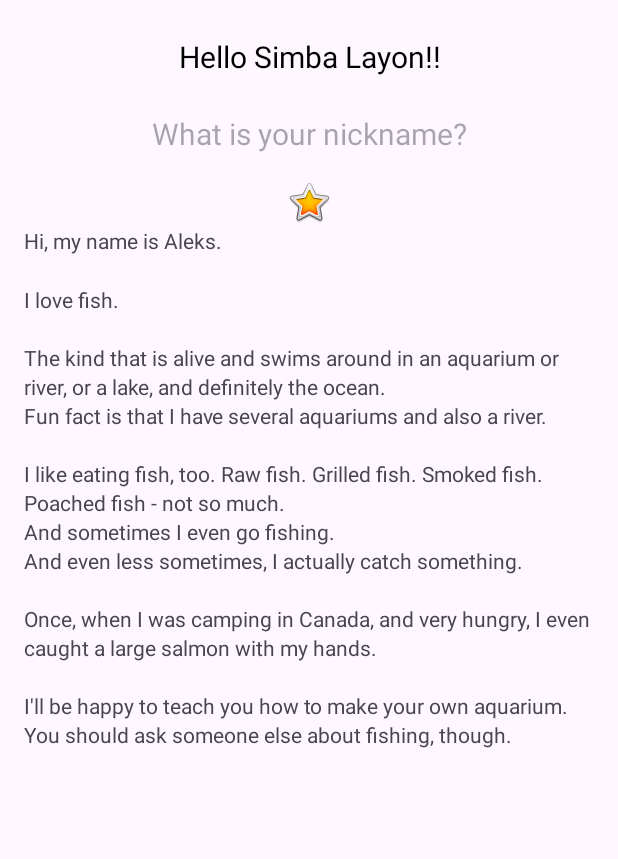
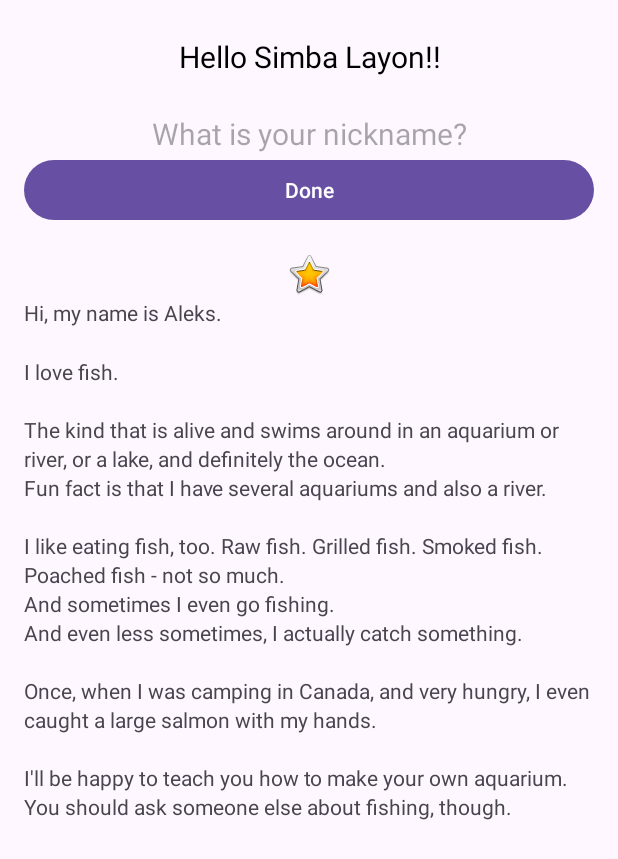
Before and after one commit to bonfacemasira/About-Me, an Android app: the screen it shows after launch (MainActivity), on a phone screen of 412 x 824 dp. Shown: the top 859 px of the screen. Run offline under Robolectric (Android 15) with nearby library versions, the phone set to English and light mode, and no system bars; Roboto replaces fonts that are not available here.

Commit message:
Adding a Done Button to Accept Text Input

```diff
--- a/app/src/main/res/layout/activity_main.xml
+++ b/app/src/main/res/layout/activity_main.xml
@@ -26,6 +26,12 @@
         android:inputType="text|textPersonName"
         android:textAlignment="center" />
 
+    <Button
+        android:id="@+id/done_btn"
+        android:layout_width="match_parent"
+        android:layout_height="wrap_content"
+        android:text="@string/done" />
+
     <ImageView
         android:id="@+id/star_image"
         android:layout_width="match_parent"
--- a/app/src/main/res/values/strings.xml
+++ b/app/src/main/res/values/strings.xml
@@ -14,4 +14,5 @@
         \nYou should ask someone else about fishing, though.\n\n
     </string>
     <string name="what_is_your_nickname">What is your nickname?</string>
+    <string name="done">Done</string>
 </resources>
```
